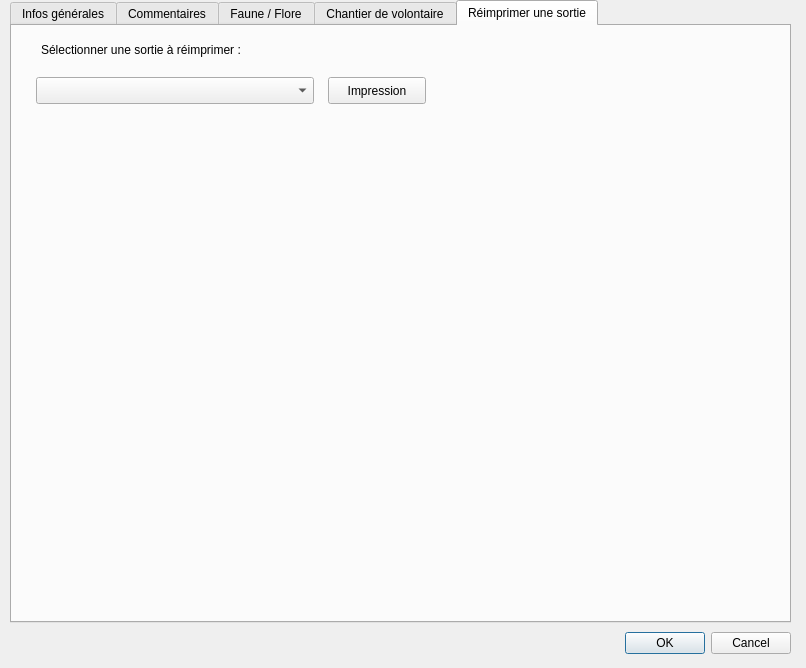
The window that ui_bdtravaux_sortie.ui (VincentD/bdtravaux) describes before a commit, drawn with Qt 5.
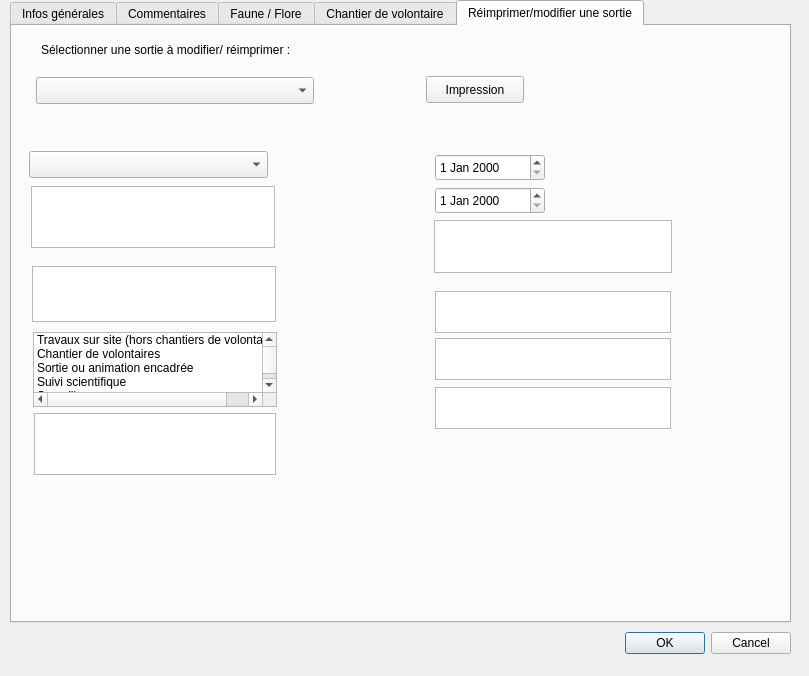
The same window after the commit. The open tabs and pages were chosen to show the change.

Commit message: Issue #57 : début d'interface de modification des données déjà saisies. La plupart des données de la sortie s'affichent pour modification. Reste à afficher les 2 récalcitrantes ("redacteur" et "objvisite"), et à créer la requête UPDATE qui écrira les modifications dans la base. Puis, créer le widget qui affichera les données des opérations, et le bouton pour afficher les entités géographiques à modifier.

Diff of the .ui file:
```diff
--- a/ui_bdtravaux_sortie.ui
+++ b/ui_bdtravaux_sortie.ui
@@ -6,8 +6,8 @@
    <rect>
     <x>0</x>
     <y>0</y>
-    <width>806</width>
-    <height>668</height>
+    <width>809</width>
+    <height>676</height>
    </rect>
   </property>
   <property name="windowTitle">
@@ -922,7 +922,7 @@
    </widget>
    <widget class="QWidget" name="tab_exsortie">
     <attribute name="title">
-     <string>Réimprimer une sortie</string>
+     <string>Réimprimer/modifier une sortie</string>
     </attribute>
     <widget class="QLabel" name="lbl_exsortiechx">
      <property name="geometry">
@@ -934,14 +934,14 @@
       </rect>
      </property>
      <property name="text">
-      <string>Sélectionner une sortie à réimprimer :</string>
+      <string>Sélectionner une sortie à modifier/ réimprimer :</string>
      </property>
     </widget>
     <widget class="QPushButton" name="btn_imp_exsortie">
      <property name="geometry">
       <rect>
-       <x>316</x>
-       <y>51</y>
+       <x>414</x>
+       <y>50</y>
        <width>98</width>
        <height>27</height>
       </rect>
@@ -963,6 +963,146 @@
       <number>50</number>
      </property>
     </widget>
+    <widget class="QDateEdit" name="dat_eddatdeb">
+     <property name="geometry">
+      <rect>
+       <x>423</x>
+       <y>128</y>
+       <width>110</width>
+       <height>27</height>
+      </rect>
+     </property>
+    </widget>
+    <widget class="QDateEdit" name="dat_eddatfin">
+     <property name="geometry">
+      <rect>
+       <x>423</x>
+       <y>161</y>
+       <width>110</width>
+       <height>27</height>
+      </rect>
+     </property>
+    </widget>
+    <widget class="QTextEdit" name="txt_edjourschan">
+     <property name="geometry">
+      <rect>
+       <x>422</x>
+       <y>194</y>
+       <width>238</width>
+       <height>53</height>
+      </rect>
+     </property>
+    </widget>
+    <widget class="QComboBox" name="cbx_edcodesite">
+     <property name="geometry">
+      <rect>
+       <x>17</x>
+       <y>125</y>
+       <width>239</width>
+       <height>27</height>
+      </rect>
+     </property>
+    </widget>
+    <widget class="QListWidget" name="list_edredac">
+     <property name="geometry">
+      <rect>
+       <x>19</x>
+       <y>160</y>
+       <width>244</width>
+       <height>62</height>
+      </rect>
+     </property>
+    </widget>
+    <widget class="QTextEdit" name="txt_edsortcom">
+     <property name="geometry">
+      <rect>
+       <x>20</x>
+       <y>240</y>
+       <width>244</width>
+       <height>56</height>
+      </rect>
+     </property>
+    </widget>
+    <widget class="QListWidget" name="lst_edobjvisit">
+     <property name="geometry">
+      <rect>
+       <x>21</x>
+       <y>306</y>
+       <width>244</width>
+       <height>75</height>
+      </rect>
+     </property>
+     <item>
+      <property name="text">
+       <string>Travaux sur site (hors chantiers de volontaires)</string>
+      </property>
+     </item>
+     <item>
+      <property name="text">
+       <string>Chantier de volontaires</string>
+      </property>
+     </item>
+     <item>
+      <property name="text">
+       <string>Sortie ou animation encadrée</string>
+      </property>
+     </item>
+     <item>
+      <property name="text">
+       <string>Suivi scientifique</string>
+      </property>
+     </item>
+     <item>
+      <property name="text">
+       <string>Surveillance</string>
+      </property>
+     </item>
+     <item>
+      <property name="text">
+       <string>Autre</string>
+      </property>
+     </item>
+    </widget>
+    <widget class="QTextEdit" name="txt_edobjvisautre">
+     <property name="geometry">
+      <rect>
+       <x>22</x>
+       <y>387</y>
+       <width>242</width>
+       <height>62</height>
+      </rect>
+     </property>
+    </widget>
+    <widget class="QTextEdit" name="txt_ednatfaune">
+     <property name="geometry">
+      <rect>
+       <x>423</x>
+       <y>265</y>
+       <width>236</width>
+       <height>42</height>
+      </rect>
+     </property>
+    </widget>
+    <widget class="QTextEdit" name="txt_ednatflor">
+     <property name="geometry">
+      <rect>
+       <x>423</x>
+       <y>312</y>
+       <width>236</width>
+       <height>42</height>
+      </rect>
+     </property>
+    </widget>
+    <widget class="QTextEdit" name="txt_ednatautr">
+     <property name="geometry">
+      <rect>
+       <x>423</x>
+       <y>361</y>
+       <width>236</width>
+       <height>42</height>
+      </rect>
+     </property>
+    </widget>
    </widget>
   </widget>
  </widget>
```
Left out of the diff: 2 changed lines with no effect on the pictures. The commit also changes 1 other file.
